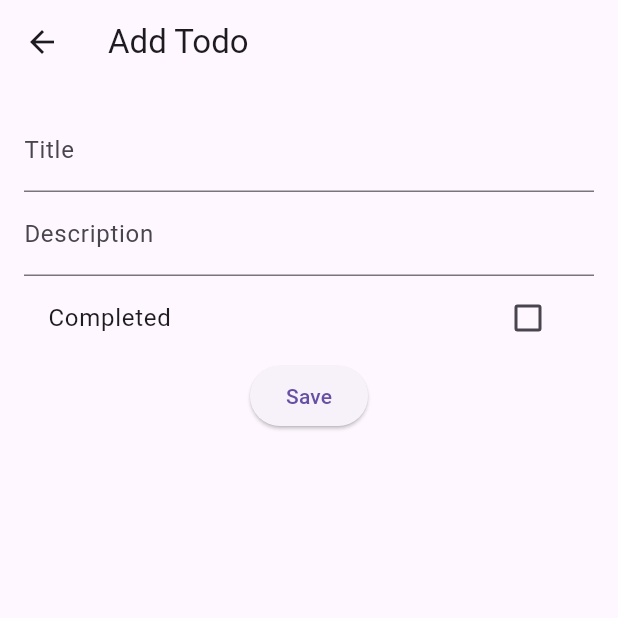
After one commit to Jeff-Fontenot/my_todo_list_app, a Flutter app: the screen it shows after launch, after a tap on the "add" icon, on a phone screen of 412 x 824 dp, the top half of it. The commit adds this screen. Run offline on Flutter 3.47's test engine with Material 3 defaults, Android fonts, the phone set to English and light mode, and no system bars; network calls fail.

Commit message:
Implemented basic crud operations for Todo List

```diff
--- /dev/null
+++ b/my_flutter_app/lib/add_update_todo.dart
@@ -0,0 +1,89 @@
+import 'package:flutter/material.dart';
+import 'package:http/http.dart' as http;
+import 'dart:convert';
+import 'main.dart'; // Import the TodoItem class
+
+class AddUpdateTodoPage extends StatefulWidget {
+  final TodoItem? todoItem;
+
+  AddUpdateTodoPage({this.todoItem});
+
+  @override
+  _AddUpdateTodoPageState createState() => _AddUpdateTodoPageState();
+}
+
+class _AddUpdateTodoPageState extends State<AddUpdateTodoPage> {
+  late TextEditingController titleController;
+  late TextEditingController descriptionController;
+  late bool completed;
+
+  @override
+  void initState() {
+    super.initState();
+    titleController = TextEditingController(text: widget.todoItem?.title ?? '');
+    descriptionController = TextEditingController(text: widget.todoItem?.description ?? '');
+    completed = widget.todoItem?.completed ?? false;
+  }
+
+  Future<void> saveTodo() async {
+    final todo = TodoItem(
+      id: widget.todoItem?.id ?? DateTime.now().millisecondsSinceEpoch,
+      title: titleController.text,
+      description: descriptionController.text,
+      completed: completed,
+    );
+
+    final response = widget.todoItem == null
+        ? await http.post(
+            Uri.parse('http://127.0.0.1:8000/todos/'),
+            headers: {'Content-Type': 'application/json'},
+            body: json.encode(todo.toJson()),
+          )
+        : await http.put(
+            Uri.parse('http://127.0.0.1:8000/todos/${todo.id}'),
+            headers: {'Content-Type': 'application/json'},
+            body: json.encode(todo.toJson()),
+          );
+
+    if (response.statusCode == 200 || response.statusCode == 201) {
+      Navigator.pop(context, true);
+    }
+  }
+
+  @override
+  Widget build(BuildContext context) {
+    return Scaffold(
+      appBar: AppBar(
+        title: Text(widget.todoItem == null ? 'Add Todo' : 'Update Todo'),
+      ),
+      body: Padding(
+        padding: const EdgeInsets.all(16.0),
+        child: Column(
+          children: <Widget>[
+            TextField(
+              controller: titleController,
+              decoration: InputDecoration(labelText: 'Title'),
+            ),
+            TextField(
+              controller: descriptionController,
+              decoration: InputDecoration(labelText: 'Description'),
+            ),
+            CheckboxListTile(
+              title: Text('Completed'),
+              value: completed,
+              onChanged: (bool? value) {
+                setState(() {
+                  completed = value ?? false;
+                });
+              },
+            ),
+            ElevatedButton(
+              onPressed: saveTodo,
+              child: Text('Save'),
+            ),
+          ],
+        ),
+      ),
+    );
+  }
+}
--- a/my_flutter_app/lib/main.dart
+++ b/my_flutter_app/lib/main.dart
@@ -1,6 +1,8 @@
 import 'package:flutter/material.dart';
 import 'package:http/http.dart' as http;
 import 'dart:convert';
+import 'add_update_todo.dart';
+
 
 void main() {
   runApp(MyApp());
@@ -10,59 +12,110 @@ class MyApp extends StatelessWidget {
   @override
   Widget build(BuildContext context) {
     return MaterialApp(
-      title: 'Flutter Demo',
+      title: 'Todo List',
       theme: ThemeData(
         primarySwatch: Colors.blue,
       ),
-      home: MyHomePage(),
+      home: TodoListPage(),
     );
   }
 }
 
-class MyHomePage extends StatefulWidget {
-  @override
-  _MyHomePageState createState() => _MyHomePageState();
+class TodoItem {
+  int id;
+  String title;
+  String description;
+  bool completed;
+
+  TodoItem({
+    required this.id,
+    required this.title,
+    this.description = '',
+    this.completed = false,
+  });
+
+  factory TodoItem.fromJson(Map<String, dynamic> json) {
+    return TodoItem(
+      id: json['id'],
+      title: json['title'],
+      description: json['description'] ?? '',
+      completed: json['completed'] ?? false,
+    );
   }
 
-class _MyHomePageState extends State<MyHomePage> {
-  String _response = '';
+  Map<String, dynamic> toJson() {
+    return {
+      'id': id,
+      'title': title,
+      'description': description,
+      'completed': completed,
+    };
+  }
+}
 
-  Future<void> fetchData() async {
-    try {
-      final response = await http.get(Uri.parse('http://127.0.0.1:8000/'));
+class TodoListPage extends StatefulWidget {
+  @override
+  _TodoListPageState createState() => _TodoListPageState();
+}
+
+class _TodoListPageState extends State<TodoListPage> {
+  List<TodoItem> _todoItems = [];
+
+  Future<void> fetchTodos() async {
+    final response = await http.get(Uri.parse('http://127.0.0.1:8000/todos/'));
     if (response.statusCode == 200) {
+      final List<dynamic> todoJson = json.decode(response.body);
       setState(() {
-          _response = json.decode(response.body)['Hello'];
+        _todoItems = todoJson.map((json) => TodoItem.fromJson(json)).toList();
       });
     } else {
       setState(() {
-          _response = 'Failed to load data: ${response.statusCode}';
+        _todoItems = [];
       });
     }
-    } catch (e) {
-      setState(() {
-       _response = 'An error occurred: $e';
-      });
   }
+
+  @override
+  void initState() {
+    super.initState();
+    fetchTodos();
   }
 
   @override
   Widget build(BuildContext context) {
     return Scaffold(
       appBar: AppBar(
-        title: Text('Flutter Demo Home Page'),
+        title: Text('Todo List'),
       ),
-      body: Center(
-        child: Column(
-          mainAxisAlignment: MainAxisAlignment.center,
-          children: <Widget>[
-            Text('Response from FastAPI: $_response'),
-            ElevatedButton(
-              onPressed: fetchData,
-              child: Text('Fetch Data'),
+      body: ListView.builder(
+        itemCount: _todoItems.length,
+        itemBuilder: (context, index) {
+          final item = _todoItems[index];
+          return ListTile(
+            title: Text(item.title),
+            subtitle: Text(item.description),
+            trailing: Checkbox(
+              value: item.completed,
+              onChanged: (bool? value) {
+                setState(() {
+                  item.completed = value ?? false;
+                });
+              },
             ),
-          ],
+          );
+        },
       ),
+      floatingActionButton: FloatingActionButton(
+        onPressed: () async {
+          final result = await Navigator.push(
+            context,
+            MaterialPageRoute(builder: (context) => AddUpdateTodoPage()),
+          );
+          if (result == true) {
+            fetchTodos();
+          }
+        },
+        child: Icon(Icons.add),
       ),
     );
   }
```
Also changed, not shown: 1 other file. Lines whose indentation alone changed are shown as unchanged.
